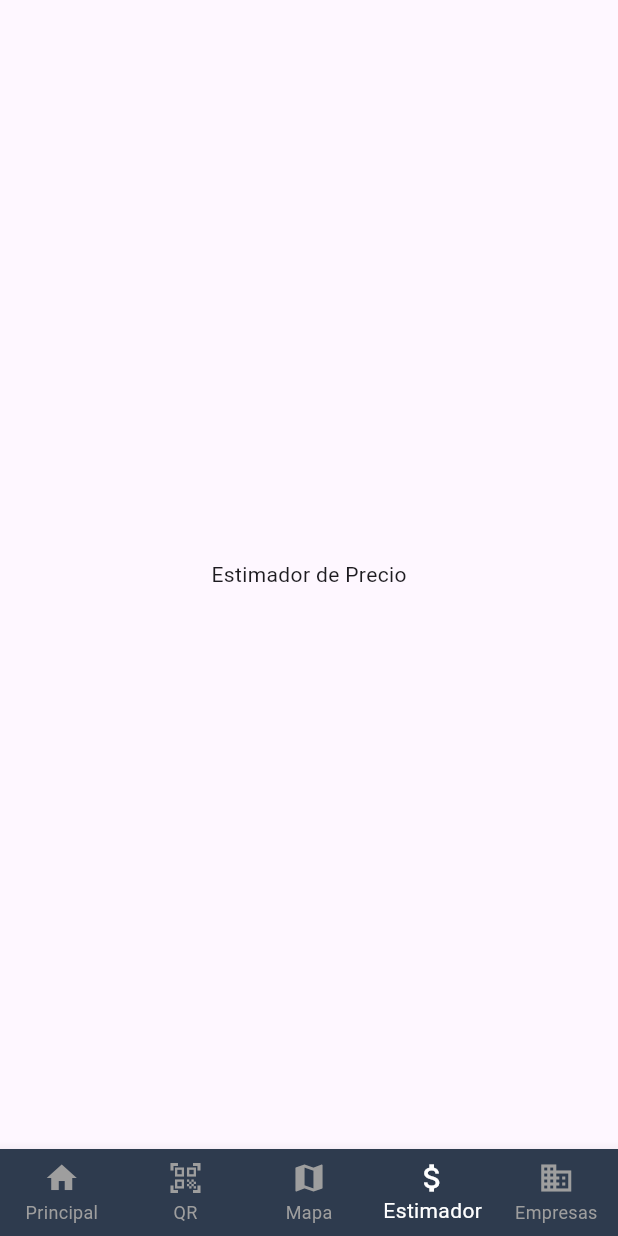
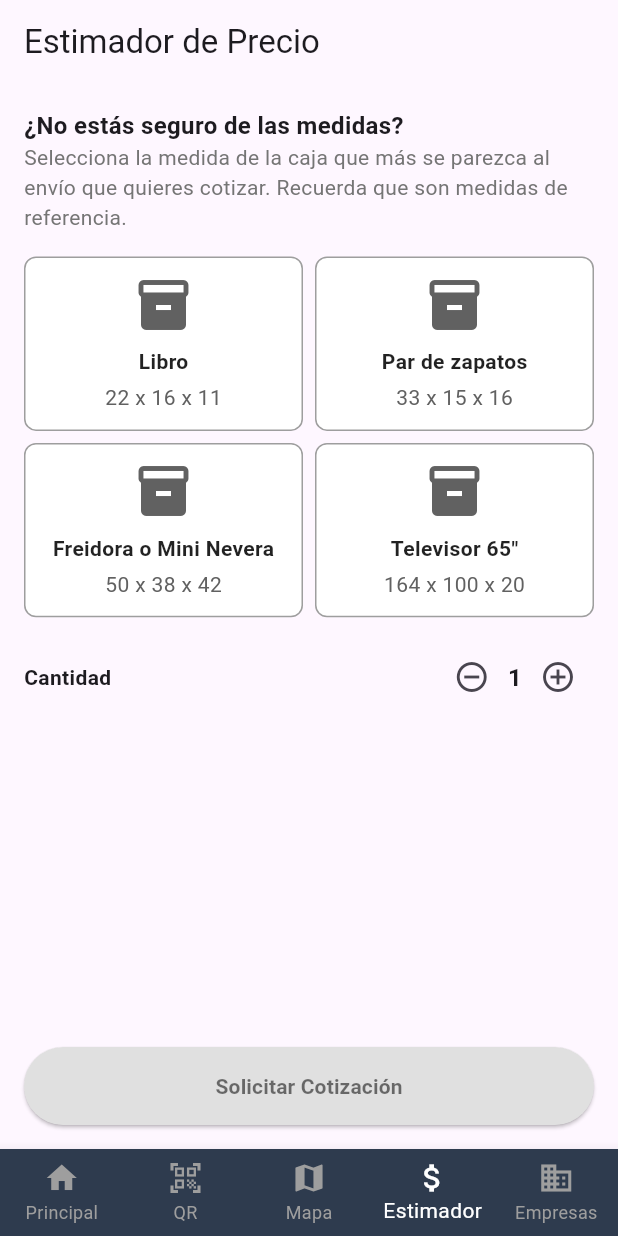
Before and after one commit to Hiltlairen/helios_app, a Flutter app: the screen it shows after launch, item 4 of the bottom bar chosen, on a phone screen of 412 x 824 dp. Run offline on Flutter 3.47's test engine with Material 3 defaults, Android fonts, the phone set to English and light mode, and no system bars; our stand-ins replace image_picker; missing offline and left inert: qr_code_scanner.

Commit message:
estimador_preciov1

```diff
--- a/lib/main.dart
+++ b/lib/main.dart
@@ -6,6 +6,8 @@ void main() {
 }
 
 class MyApp extends StatelessWidget {
+  const MyApp({super.key});
+
   @override
   Widget build(BuildContext context) {
     return MaterialApp(
--- a/lib/pages/price_estimator_page.dart
+++ b/lib/pages/price_estimator_page.dart
@@ -1,8 +1,159 @@
 import 'package:flutter/material.dart';
 
-class PriceEstimatorPage extends StatelessWidget {
+class PriceEstimatorPage extends StatefulWidget {
+  @override
+  _PriceEstimatorPageState createState() => _PriceEstimatorPageState();
+}
+
+class _PriceEstimatorPageState extends State<PriceEstimatorPage> {
+  String? selectedDimension;
+  int quantity = 1;
+
+  final Map<String, List<double>> predefinedDimensions = {
+    'Libro': [22, 16, 11],
+    'Par de zapatos': [33, 15, 16],
+    'Freidora o Mini Nevera': [50, 38, 42],
+    'Televisor 65"': [164, 100, 20],
+  };
+
+  void adjustQuantity(bool increment) {
+    setState(() {
+      if (increment) {
+        quantity++;
+      } else if (quantity > 1) {
+        quantity--;
+      }
+    });
+  }
+
   @override
   Widget build(BuildContext context) {
-    return Center(child: Text('Estimador de Precio'));
+    return Scaffold(
+      appBar: AppBar(
+        title: Text('Estimador de Precio'),
+      ),
+      body: Padding(
+        padding: const EdgeInsets.all(16.0),
+        child: Column(
+          crossAxisAlignment: CrossAxisAlignment.start,
+          children: [
+            Text(
+              '¿No estás seguro de las medidas?',
+              style: TextStyle(fontSize: 16, fontWeight: FontWeight.bold),
+            ),
+            Text(
+              'Selecciona la medida de la caja que más se parezca al envío que quieres cotizar. Recuerda que son medidas de referencia.',
+              style: TextStyle(fontSize: 14, color: Colors.grey[600]),
+            ),
+            SizedBox(height: 16),
+            GridView.builder(
+              shrinkWrap: true,
+              gridDelegate: SliverGridDelegateWithFixedCrossAxisCount(
+                crossAxisCount: 2,
+                mainAxisSpacing: 8,
+                crossAxisSpacing: 8,
+                childAspectRatio: 1.6,
+              ),
+              itemCount: predefinedDimensions.keys.length,
+              itemBuilder: (context, index) {
+                String dimensionLabel =
+                    predefinedDimensions.keys.elementAt(index);
+                List<double> dimensionValues =
+                    predefinedDimensions[dimensionLabel]!;
+                bool isSelected = selectedDimension == dimensionLabel;
+
+                return GestureDetector(
+                  onTap: () {
+                    setState(() {
+                      selectedDimension = dimensionLabel;
+                    });
+                  },
+                  child: Container(
+                    decoration: BoxDecoration(
+                      border: Border.all(
+                          color: isSelected ? Colors.blue : Colors.grey),
+                      borderRadius: BorderRadius.circular(8),
+                      color: isSelected ? Colors.blue.shade100 : Colors.white,
+                    ),
+                    padding: EdgeInsets.all(8),
+                    child: Column(
+                      mainAxisAlignment: MainAxisAlignment.center,
+                      children: [
+                        Icon(Icons.inventory_2,
+                            size: 40, color: Colors.grey[700]),
+                        SizedBox(height: 8),
+                        Text(
+                          dimensionLabel,
+                          style: TextStyle(
+                            fontWeight: FontWeight.bold,
+                            color: Colors.black87,
+                          ),
+                        ),
+                        SizedBox(height: 4),
+                        Text(
+                          '${dimensionValues[0].toInt()} x ${dimensionValues[1].toInt()} x ${dimensionValues[2].toInt()}',
+                          style: TextStyle(
+                            color: Colors.grey[700],
+                          ),
+                        ),
+                      ],
+                    ),
+                  ),
+                );
+              },
+            ),
+            SizedBox(height: 16),
+            Row(
+              mainAxisAlignment: MainAxisAlignment.spaceBetween,
+              children: [
+                Text(
+                  'Cantidad',
+                  style: TextStyle(fontWeight: FontWeight.bold),
+                ),
+                Row(
+                  children: [
+                    IconButton(
+                      icon: Icon(Icons.remove_circle_outline),
+                      onPressed: () => adjustQuantity(false),
+                    ),
+                    Text(
+                      quantity.toString(),
+                      style:
+                          TextStyle(fontSize: 16, fontWeight: FontWeight.bold),
+                    ),
+                    IconButton(
+                      icon: Icon(Icons.add_circle_outline),
+                      onPressed: () => adjustQuantity(true),
+                    ),
+                  ],
+                ),
+              ],
+            ),
+            Spacer(),
+            SizedBox(
+              width: double.infinity,
+              child: ElevatedButton(
+                onPressed: () {
+                  // Aquí puedes implementar la lógica para calcular el precio
+                  ScaffoldMessenger.of(context).showSnackBar(SnackBar(
+                    content: Text(
+                        'Cotización solicitada para $selectedDimension x $quantity'),
+                  ));
+                },
+                style: ElevatedButton.styleFrom(
+                  backgroundColor: Colors.grey[300],
+                  foregroundColor: Colors.black54,
+                  padding: EdgeInsets.symmetric(vertical: 16),
+                ),
+                child: Text(
+                  'Solicitar Cotización',
+                  style: TextStyle(fontWeight: FontWeight.bold),
+                ),
+              ),
+            ),
+          ],
+        ),
+      ),
+    );
   }
 }
```
